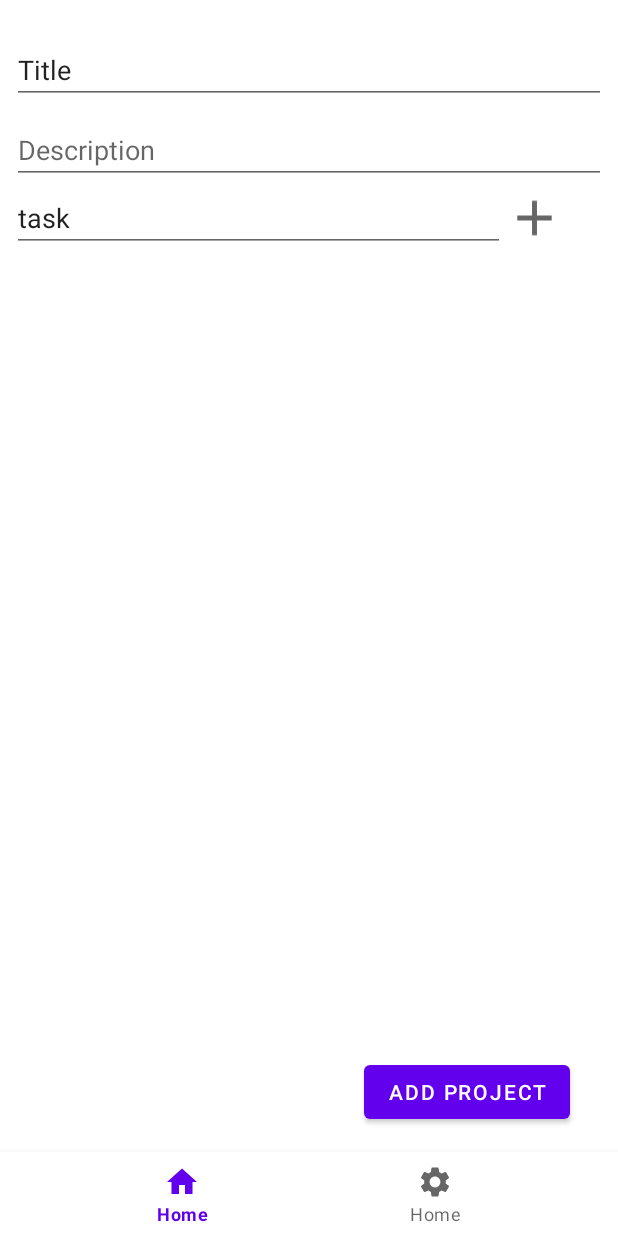
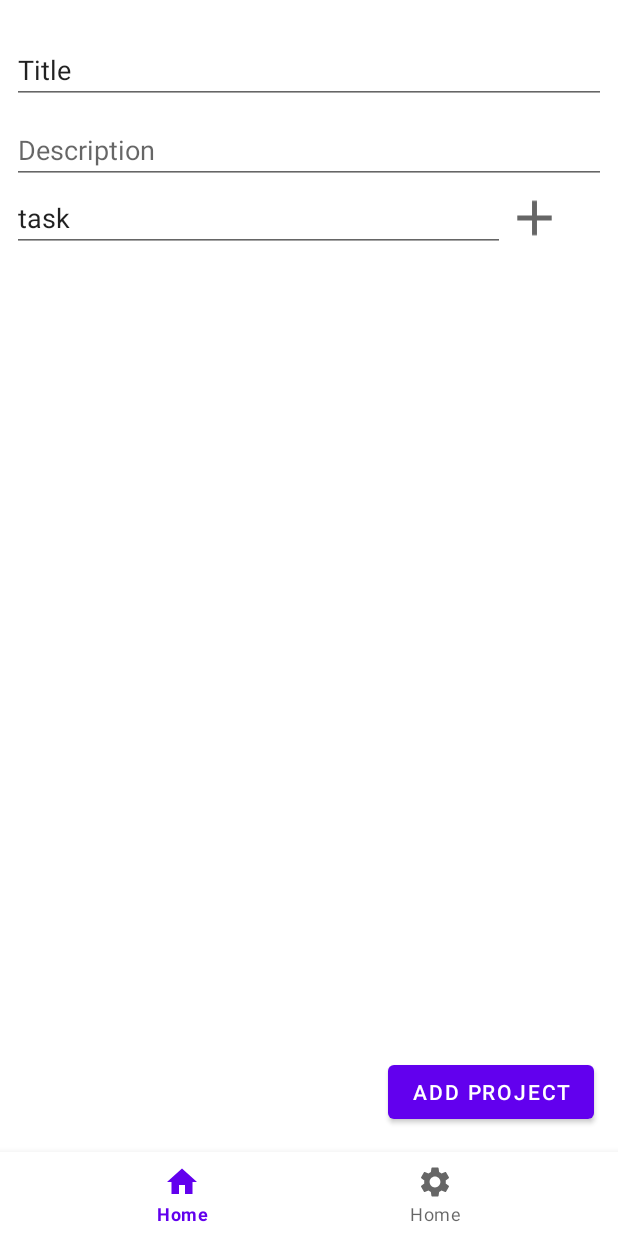
Before and after one commit to MohamedBoukedir/Apollo_MobileApp, an Android app: the AddProjet screen opened through its navigation route, on a phone screen of 412 x 824 dp. Run offline under Robolectric (Android 15) with nearby library versions, the phone set to English and light mode, and no system bars; our stand-ins replace navigation-ui.

Commit message:
first commit

```diff
--- a/app/src/main/AndroidManifest.xml
+++ b/app/src/main/AndroidManifest.xml
@@ -11,6 +11,7 @@
         android:label="@string/app_name"
         android:roundIcon="@mipmap/ic_launcher_round"
         android:supportsRtl="true"
+        android:windowSoftInputMode="adjustPan"
         android:theme="@style/Theme.Geto">
         <!--
                Set to true if your app is Standalone, that is, it does not require the handheld
@@ -21,8 +22,7 @@
         <activity
             android:name=".MainActivity"
             android:label="@string/app_name">
-            android:launchMode="singleTask"
-            android:windowSoftInputMode="adjustPan"
+
             <intent-filter>
                 <action android:name="android.intent.action.MAIN" />
 
--- a/app/src/main/java/com/example/geto/MainActivity.kt
+++ b/app/src/main/java/com/example/geto/MainActivity.kt
@@ -31,6 +31,9 @@ class MainActivity : AppCompatActivity() {
         navView.setupWithNavController(navController)
 
 
+        getWindow().setSoftInputMode(WindowManager.LayoutParams.SOFT_INPUT_ADJUST_PAN);
+
+
 
         navController.addOnDestinationChangedListener { _, nd: NavDestination, _ ->
             if (nd.id == R.id.loginFragment || nd.id ==R.id.signIn_fragment) {
--- a/app/src/main/res/layout/activity_main.xml
+++ b/app/src/main/res/layout/activity_main.xml
@@ -13,9 +13,11 @@
         android:layout_height="wrap_content"
         android:background="?android:attr/windowBackground"
         app:layout_constraintBottom_toBottomOf="parent"
-        app:layout_constraintHorizontal_bias="1.0"
+        app:layout_constraintHorizontal_bias="0.0"
         app:layout_constraintLeft_toLeftOf="parent"
         app:layout_constraintRight_toRightOf="parent"
+        app:layout_constraintTop_toTopOf="parent"
+        app:layout_constraintVertical_bias="1.0"
         app:menu="@menu/bottom_nav_menu" />
 
     <fragment
@@ -28,6 +30,7 @@
         app:layout_constraintEnd_toEndOf="parent"
         app:layout_constraintLeft_toLeftOf="parent"
         app:layout_constraintTop_toTopOf="parent"
+        app:layout_constraintVertical_bias="0.0"
         app:navGraph="@navigation/mobile_navigation" />
 
 </androidx.constraintlayout.widget.ConstraintLayout>
--- a/app/src/main/res/layout/fragment_add_projet.xml
+++ b/app/src/main/res/layout/fragment_add_projet.xml
@@ -92,7 +92,7 @@
         android:id="@+id/add_project2"
         android:layout_width="wrap_content"
         android:layout_height="wrap_content"
-        android:layout_marginEnd="32dp"
+        android:layout_marginEnd="16dp"
         android:layout_marginBottom="16dp"
         android:text="add project"
         app:layout_constraintBottom_toBottomOf="parent"
```
Also changed, not shown: app/src/main/java/com/example/geto/ui/fragments/AddProjet.kt (+6 -4 lines).
